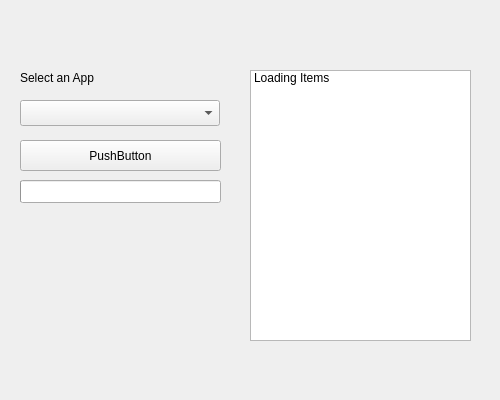
The window that BetaLauncher/mainwindow.ui (galli-leo/Testfighter) describes before a commit, drawn with Qt 5.
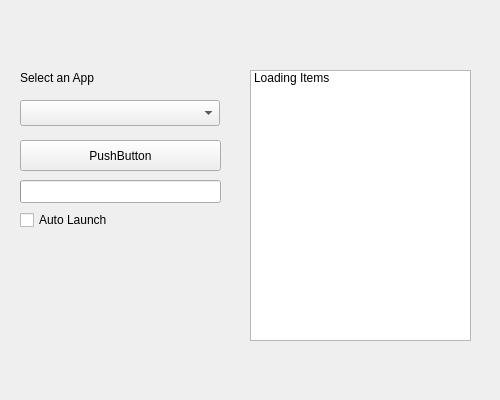
The same window after the commit. Icons and pictures are not drawn.

Patch:
```diff
--- a/BetaLauncher/mainwindow.ui
+++ b/BetaLauncher/mainwindow.ui
@@ -140,6 +140,25 @@
      <bool>true</bool>
     </property>
    </widget>
+   <widget class="QCheckBox" name="checkBox">
+    <property name="geometry">
+     <rect>
+      <x>20</x>
+      <y>210</y>
+      <width>211</width>
+      <height>20</height>
+     </rect>
+    </property>
+    <property name="styleSheet">
+     <string notr="true"/>
+    </property>
+    <property name="text">
+     <string>Auto Launch</string>
+    </property>
+    <property name="tristate">
+     <bool>false</bool>
+    </property>
+   </widget>
   </widget>
  </widget>
  <layoutdefault spacing="6" margin="11"/>
```
